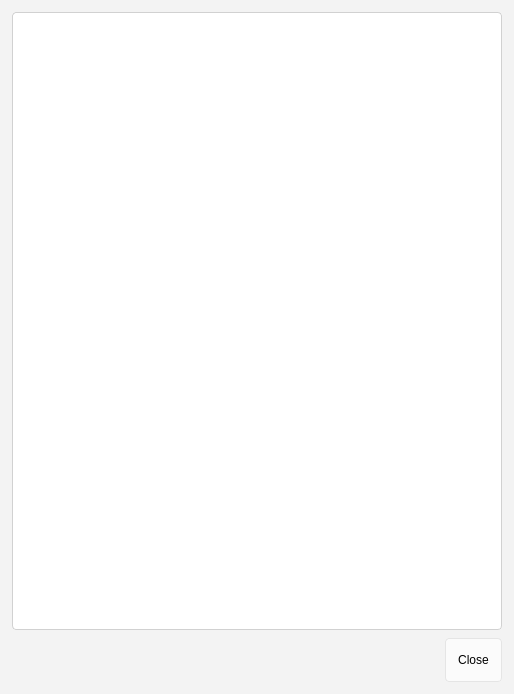
This is src/ui/aboutdialog.ui in ForgetiExistence/CopyQ as Qt 5 draws it before an edit. The edited form follows.
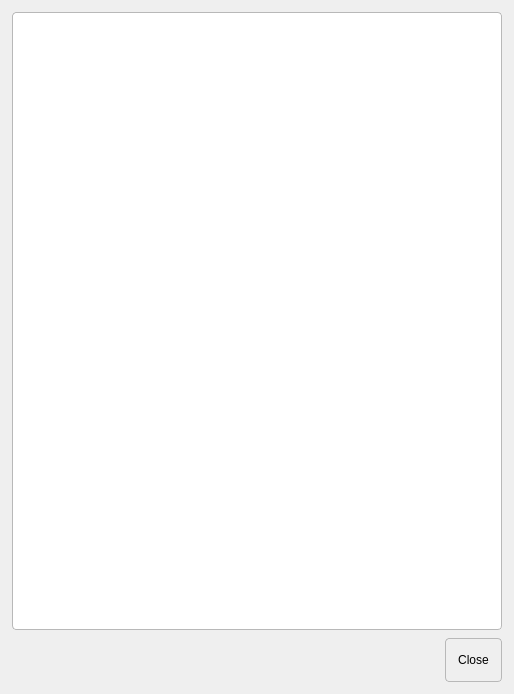
This is the edited form.

Commit message: Fix Win11 regressions: blank window, invisible menus, forced light theme

What changed in the file:
```diff
--- a/src/ui/aboutdialog.ui
+++ b/src/ui/aboutdialog.ui
@@ -14,25 +14,25 @@
    <string>About</string>
   </property>
   <property name="styleSheet">
-   <string>QPushButton { border-radius: 4px; padding: 5px 12px; min-height: 32px; border: 1px solid #E5E5E5; background-color: #FBFBFB; }
-QLineEdit { border-radius: 4px; border: 1px solid #D1D1D1; padding: 5px 8px; background-color: #FFFFFF; }
-QTextEdit { border-radius: 4px; border: 1px solid #D1D1D1; padding: 5px 8px; background-color: #FFFFFF; }
-QPlainTextEdit { border-radius: 4px; border: 1px solid #D1D1D1; padding: 5px 8px; background-color: #FFFFFF; }
-QComboBox { border-radius: 4px; border: 1px solid #D1D1D1; padding: 5px 8px; min-height: 24px; }
+   <string>QPushButton { border-radius: 4px; padding: 5px 12px; min-height: 32px; border: 1px solid palette(mid); background-color: palette(button); }
+QLineEdit { border-radius: 4px; border: 1px solid palette(mid); padding: 5px 8px; background-color: palette(base); }
+QTextEdit { border-radius: 4px; border: 1px solid palette(mid); padding: 5px 8px; background-color: palette(base); }
+QPlainTextEdit { border-radius: 4px; border: 1px solid palette(mid); padding: 5px 8px; background-color: palette(base); }
+QComboBox { border-radius: 4px; border: 1px solid palette(mid); padding: 5px 8px; min-height: 24px; }
 QCheckBox { spacing: 8px; }
 QRadioButton { spacing: 8px; }
-QGroupBox { border-radius: 8px; border: 1px solid #E5E5E5; margin-top: 12px; padding: 12px; }
-QListWidget { border-radius: 8px; border: 1px solid #E5E5E5; }
-QTreeWidget { border-radius: 8px; border: 1px solid #E5E5E5; }
-QTableWidget { border-radius: 8px; border: 1px solid #E5E5E5; }
-QTabWidget::pane { border: 1px solid #E5E5E5; border-radius: 8px; }
+QGroupBox { border-radius: 8px; border: 1px solid palette(mid); margin-top: 12px; padding: 12px; }
+QListWidget { border-radius: 8px; border: 1px solid palette(mid); }
+QTreeWidget { border-radius: 8px; border: 1px solid palette(mid); }
+QTableWidget { border-radius: 8px; border: 1px solid palette(mid); }
+QTabWidget::pane { border: 1px solid palette(mid); border-radius: 8px; }
 QTabBar::tab { border-radius: 4px; padding: 6px 16px; margin-right: 4px; }
-QTabBar::tab:selected { background-color: #0078D4; color: #FFFFFF; }
+QTabBar::tab:selected { background-color: palette(highlight); color: palette(highlighted-text); }
 QScrollBar { border: none; background: transparent; width: 8px; margin: 0; }
-QScrollBar::handle { background: #C0C0C0; border-radius: 4px; min-height: 24px; }
-QScrollBar::handle:hover { background: #A0A0A0; }
-QMenu { border-radius: 8px; border: 1px solid #E5E5E5; padding: 4px; }
-QDialog { background-color: #F3F3F3; }</string>
+QScrollBar::handle { background: palette(mid); border-radius: 4px; min-height: 24px; }
+QScrollBar::handle:hover { background: palette(mid); }
+QMenu { border-radius: 8px; border: 1px solid palette(mid); padding: 4px; }
+QDialog { background-color: palette(window); }</string>
   </property>
   <layout class="QVBoxLayout" name="verticalLayout">
    <property name="spacing">
```
The commit also changes 34 other files.
